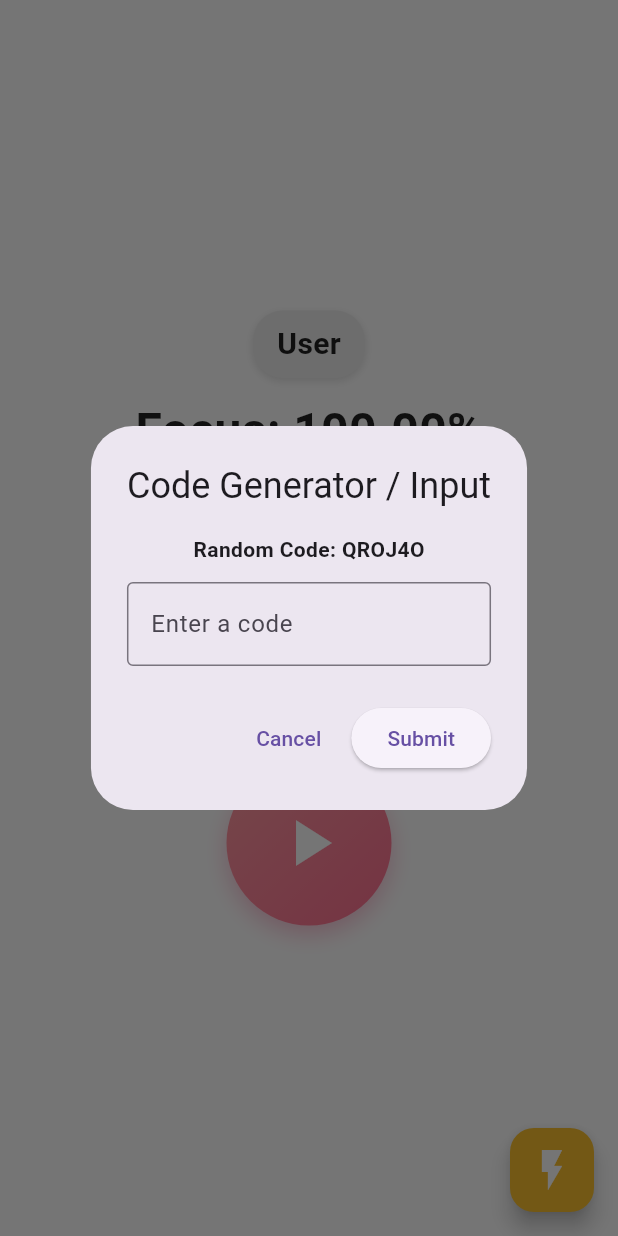
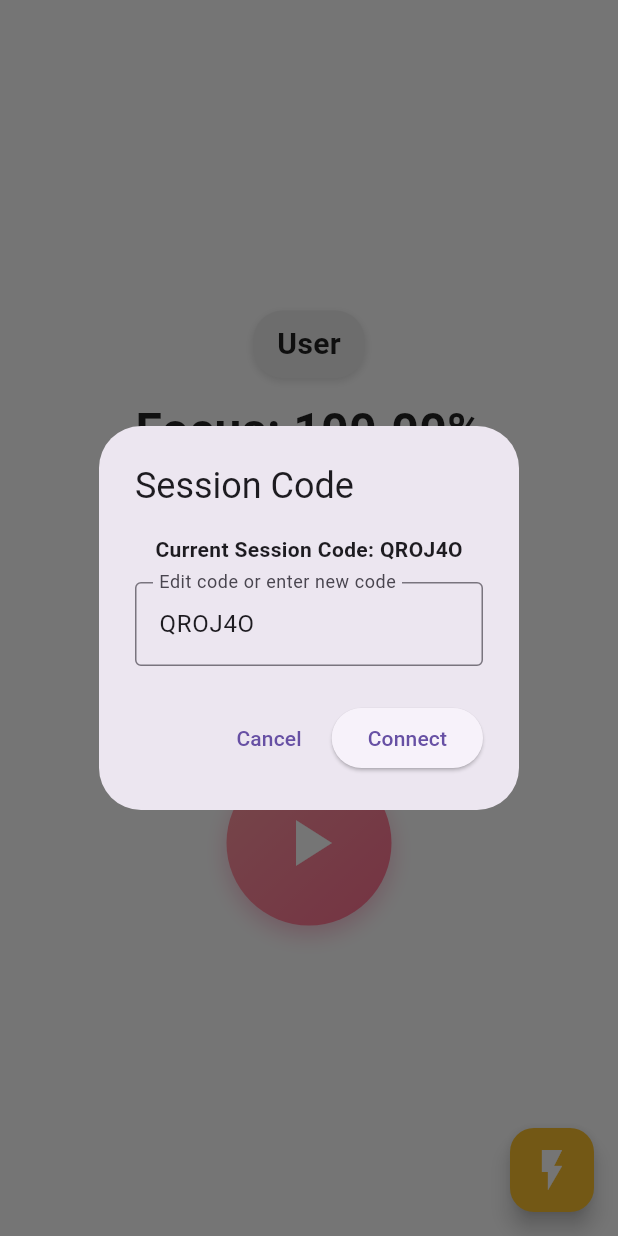
Before and after one commit to mmilunicmobile/the-quack-team-hackcmu-2025, a Flutter app: the screen it shows after launch, after a tap on the "flash on" icon, on a phone screen of 412 x 824 dp. Run offline on Flutter 3.47's test engine with Material 3 defaults, Android fonts, the light colour scheme and no system bars; network calls fail.

Commit message:
automatic session connnections and username by default sends

```diff
--- a/lib/main.dart
+++ b/lib/main.dart
@@ -52,20 +52,19 @@ class _FocusHomePageState extends State<FocusHomePage>
   WebSocketChannel? _webSocketChannel;
   String username = "User";
   double focusPercentage = 100.0;
-
   int remainingSeconds = 300;
   bool isTimerRunning = false;
   Timer? _uiTimer;
   DateTime? targetEndTime;
-
   DateTime? _backgroundTime;
   int _consecutiveActiveSeconds = 0;
-
   late AnimationController _shimmerController;
-
   // Mock opponent (later will be updated via WebSockets)
   String opponentName = "Opponent1";
   double opponentScore = 87.0;
+
+  // Session code generated once on app load but can be changed
+  late String sessionCode;
 
   @override
   void initState() {
@@ -75,6 +74,37 @@ class _FocusHomePageState extends State<FocusHomePage>
       vsync: this,
       duration: const Duration(seconds: 2),
     )..repeat(reverse: true);
+    sessionCode = _generateRandomString();
+
+    // Auto-connect to WebSocket with the session code on app startup
+    WidgetsBinding.instance.addPostFrameCallback((_) {
+      _connectToWebSocket(sessionCode);
+    });
+  }
+
+  // Connect to WebSocket using the provided code
+  void _connectToWebSocket(String code) {
+    try {
+      final channel = WebSocketChannel.connect(
+        Uri.parse('$hostname/ws/$code'),
+      );
+      setState(() {
+        _webSocketChannel?.sink.close();
+        _webSocketChannel = channel;
+      });
+      print('WebSocketChannel connected to: $hostname/ws/$code');
+
+      // Send username immediately after connection is established
+      Future.delayed(const Duration(milliseconds: 500), () {
+        sendJsonToWebSocket({
+          'type': 'set_username',
+          'value': username
+        });
+        print('Initial username sent: $username');
+      });
+    } catch (e) {
+      print('WebSocketChannel connection failed: $e');
+    }
   }
 
   @override
@@ -242,10 +272,7 @@ class _FocusHomePageState extends State<FocusHomePage>
               child: const Text('Cancel')),
           ElevatedButton(
               onPressed: () {
-                sendJsonToWebSocket({
-                  'type': 'set_username',
-                  'value': controller.text.trim()
-                });
+                // Just return the trimmed text
                 Navigator.pop(context, controller.text.trim());
               },
               child: const Text('Save')),
@@ -254,30 +281,38 @@ class _FocusHomePageState extends State<FocusHomePage>
     );
 
     if (result != null && result.isNotEmpty) {
+      // First update the username locally
       setState(() {
         username = result;
       });
+
+      // Then send the update via WebSocket
+      sendJsonToWebSocket({
+        'type': 'set_username',
+        'value': username
+      });
+
+      print('Username updated to: $username');
     }
   }
 
   void _showCodeDialog() {
-    final codeController = TextEditingController();
-    final randomCode = _generateRandomString();
+    final codeController = TextEditingController(text: sessionCode);
 
     showDialog(
       context: context,
       builder: (context) => AlertDialog(
-        title: const Text('Code Generator / Input'),
+        title: const Text('Session Code'),
         content: Column(
           mainAxisSize: MainAxisSize.min,
           children: [
-            Text('Random Code: $randomCode',
+            Text('Current Session Code: $sessionCode',
                 style: const TextStyle(fontWeight: FontWeight.bold)),
             const SizedBox(height: 12),
             TextField(
               controller: codeController,
               decoration: const InputDecoration(
-                labelText: 'Enter a code',
+                labelText: 'Edit code or enter new code',
                 border: OutlineInputBorder(),
               ),
             ),
@@ -290,23 +325,16 @@ class _FocusHomePageState extends State<FocusHomePage>
           ElevatedButton(
             onPressed: () {
               final enteredCode = codeController.text.trim();
-              print('User entered code: $enteredCode');
-              // Initialize WebSocketChannel
-              try {
-                final channel = WebSocketChannel.connect(
-                  Uri.parse('$hostname/ws/$enteredCode'),
-                );
+              if (enteredCode.isNotEmpty) {
                 setState(() {
-                  _webSocketChannel?.sink.close();
-                  _webSocketChannel = channel;
+                  sessionCode = enteredCode;
                 });
-                print('WebSocketChannel connected to: $hostname/ws/$enteredCode');
-              } catch (e) {
-                print('WebSocketChannel connection failed: $e');
+                // Connect to WebSocket with the entered code
+                _connectToWebSocket(enteredCode);
               }
               Navigator.pop(context);
             },
-            child: const Text('Submit'),
+            child: const Text('Connect'),
           ),
         ],
       ),
```
